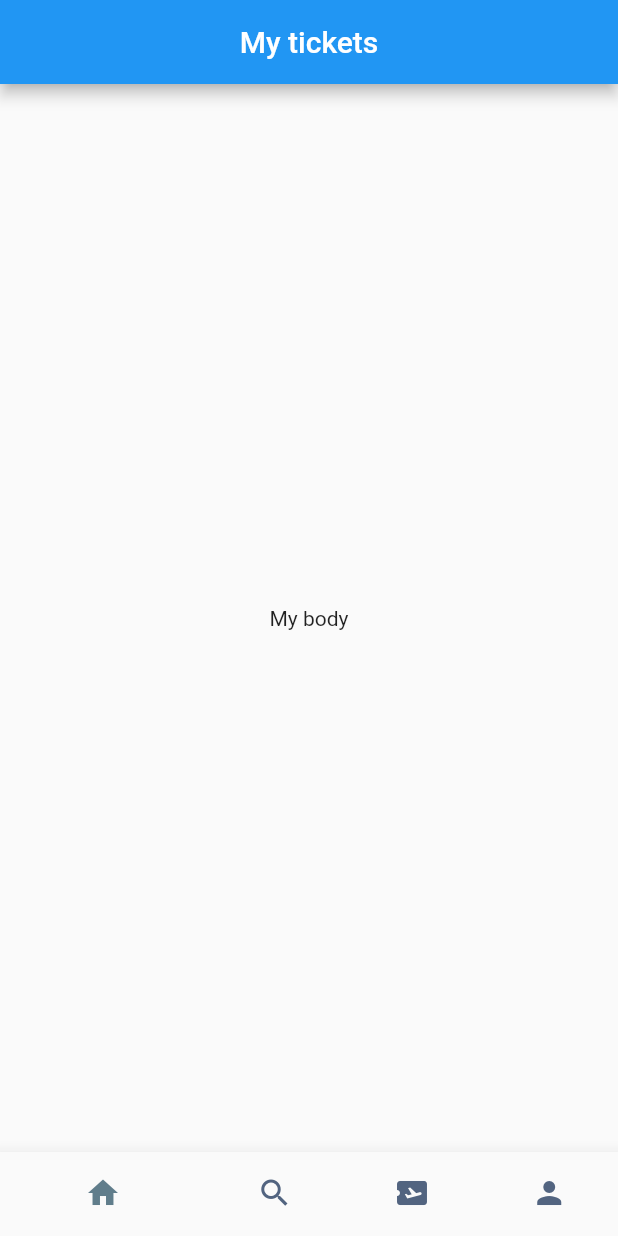
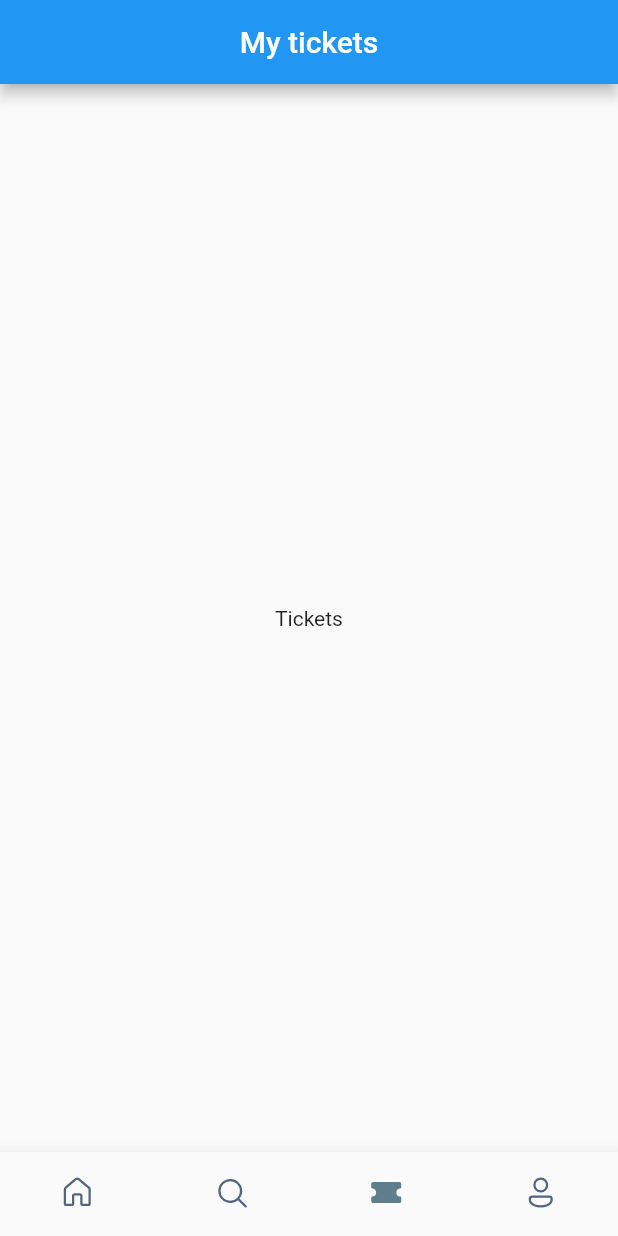
Before and after one commit to daraximi/flight_booking_app, a Flutter app: the screen it shows after launch, on a phone screen of 412 x 824 dp. Run offline on Flutter 3.47's test engine with Material 2 defaults, Android fonts, the phone set to English and light mode, and no system bars; our stand-ins replace fluentui_icons.

Commit message:
Update navigation bar to change screens.

```diff
--- a/lib/Screens/bottom_bar.dart
+++ b/lib/Screens/bottom_bar.dart
@@ -1,3 +1,6 @@
+// ignore_for_file: avoid_print
+
+import 'package:fluentui_icons/fluentui_icons.dart';
 import 'package:flutter/material.dart';
 
 class BottomBar extends StatefulWidget {
@@ -8,29 +11,62 @@ class BottomBar extends StatefulWidget {
 }
 
 class _BottomBarState extends State<BottomBar> {
+  int _selectedIndex = 2;
+
+  static final List<Widget> _widgetOptions = <Widget>[
+    const Text("Home"),
+    const Text("Search"),
+    const Text("Tickets"),
+    const Text("Profile")
+  ];
+
+  void _onItemTapped(int index) {
+    setState(() {
+      _selectedIndex = index;
+    });
+
+  }
+
   @override
   Widget build(BuildContext context) {
     return Scaffold(
       appBar: AppBar(
-        title: const Center(child:
-        Text("My tickets")),
+        title: const Center(child: Text("My tickets")),
       ),
-      body: const Center(
-        child: Text("My body")
+      body: Center(
+        child: _widgetOptions[_selectedIndex]
       ),
-      bottomNavigationBar:BottomNavigationBar(
+      bottomNavigationBar: BottomNavigationBar(
+        currentIndex: _selectedIndex,
+        onTap: _onItemTapped,
         elevation: 10,
         showSelectedLabels: false,
         showUnselectedLabels: false,
         selectedItemColor: Colors.blueGrey,
+        type: BottomNavigationBarType.fixed,
         unselectedItemColor: const Color(0xFF526480),
-        items:const [
-          BottomNavigationBarItem(icon: Icon(Icons.home), label: "Home"),
-          BottomNavigationBarItem(icon: Icon(Icons.search), label: "Search"),
-          BottomNavigationBarItem(icon: Icon(Icons.airplane_ticket), label: "Ticket"),
-          BottomNavigationBarItem(icon: Icon(Icons.person), label: "Profile")
+        items: const [
+          BottomNavigationBarItem(
+              icon: Icon(FluentSystemIcons.ic_fluent_home_regular),
+              activeIcon: Icon(FluentSystemIcons.ic_fluent_home_filled),
+              label: "Home"), //home button
+
+          BottomNavigationBarItem(
+              icon: Icon(FluentSystemIcons.ic_fluent_search_regular),
+              activeIcon: Icon(FluentSystemIcons.ic_fluent_search_filled),
+              label: "Search"),
+
+          BottomNavigationBarItem(
+              icon: Icon(FluentSystemIcons.ic_fluent_ticket_regular),
+              activeIcon: Icon(FluentSystemIcons.ic_fluent_ticket_filled),
+              label: "Ticket"),
+
+          BottomNavigationBarItem(
+              icon: Icon(FluentSystemIcons.ic_fluent_person_regular),
+              activeIcon: Icon(FluentSystemIcons.ic_fluent_person_filled),
+              label: "Profile")
         ],
-      ) ,
+      ),
     );
   }
 }
```
